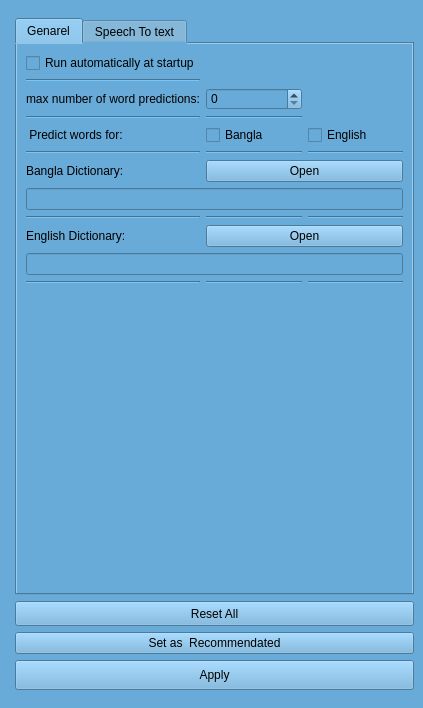
First picture: the form in Uis/Options.ui, repository nabil-bot/kontho-2023, before the edit.
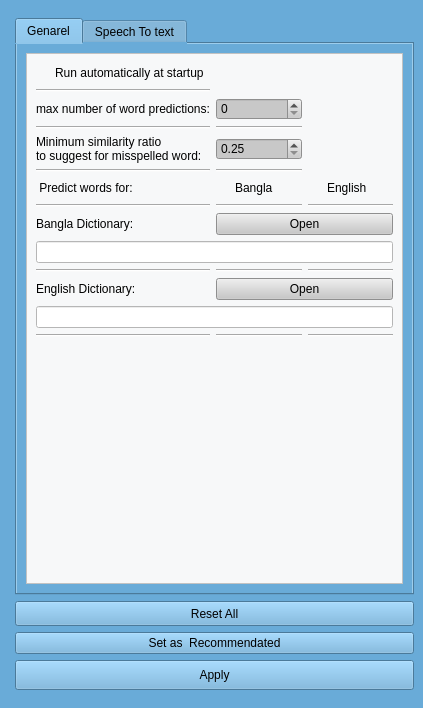
Second picture: the form after the edit. Icons and pictures are not drawn.

```diff
--- a/Uis/Options.ui
+++ b/Uis/Options.ui
@@ -103,31 +103,64 @@
         <string>Genarel</string>
        </attribute>
        <layout class="QGridLayout" name="gridLayout_4">
-        <item row="4" column="1">
-         <widget class="QCheckBox" name="checkBox">
-          <property name="text">
-           <string>Bangla</string>
+        <item row="0" column="0" colspan="3">
+         <widget class="QFrame" name="frame">
+          <property name="styleSheet">
+           <string notr="true">QFrame{	
+background-color: rgba(250, 250, 250, 250);
+}
+QLineEdit{
+background-color: rgb(255, 255, 255);
+}
+QCheckBox{
+background:transparent;
+}
+QLabel{
+font: 10pt &quot;MS Shell Dlg 2&quot;;
+	font: 10pt &quot;Century Gothic&quot;;
+background: transparent;
+}
+QGroupBox{
+background-color: rgba(250, 250, 250, 250);
+border-radius: 5px;
+}
+QSpinBox{
+background-color: rgb(200, 200, 200);
+	font: 12pt &quot;MS Shell Dlg 2&quot;;
+}
+
+QDoubleSpinBox{
+background-color: rgb(200, 200, 200);
+	font: 12pt &quot;MS Shell Dlg 2&quot;;
+}
+QComboBox{
+background-color: rgb(200, 200, 200);
+	font: 75 12pt &quot;MS Shell Dlg 2&quot;;
+}
+Line{
+color: rgb(175, 175, 175);
+}
+QPushButton{
+background-color: rgb(200, 200, 200);
+	font: 75 10pt &quot;MS Shell Dlg 2&quot;;
+}
+QPushButton:hover{
+background-color: rgb(225, 225, 225);
+
+}
+</string>
           </property>
-         </widget>
-        </item>
-        <item row="4" column="0">
-         <widget class="QLabel" name="label_13">
-          <property name="text">
-           <string> Predict words for:</string>
+          <property name="frameShape">
+           <enum>QFrame::StyledPanel</enum>
           </property>
-         </widget>
-        </item>
-        <item row="0" column="0" colspan="2">
-         <widget class="QCheckBox" name="RunAtAtartUpCheckBox">
-          <property name="text">
-           <string>Run automatically at startup</string>
+          <property name="frameShadow">
+           <enum>QFrame::Raised</enum>
           </property>
-         </widget>
-        </item>
-        <item row="4" column="2">
-         <widget class="QCheckBox" name="checkBox_2">
-          <property name="text">
-           <string>English</string>
+          <layout class="QGridLayout" name="gridLayout_5">
+           <item row="1" column="0">
+            <widget class="Line" name="line_5">
+             <property name="orientation">
+              <enum>Qt::Horizontal</enum>
           </property>
          </widget>
         </item>
@@ -138,6 +171,13 @@
           </property>
          </widget>
         </item>
+           <item row="5" column="0">
+            <widget class="Line" name="line_7">
+             <property name="orientation">
+              <enum>Qt::Horizontal</enum>
+             </property>
+            </widget>
+           </item>
         <item row="2" column="1">
          <widget class="QSpinBox" name="spinBox">
           <property name="maximum">
@@ -145,47 +185,35 @@
           </property>
          </widget>
         </item>
-        <item row="12" column="1">
-         <spacer name="verticalSpacer">
+           <item row="5" column="1">
+            <widget class="Line" name="line_14">
           <property name="orientation">
-           <enum>Qt::Vertical</enum>
-          </property>
-          <property name="sizeHint" stdset="0">
-           <size>
-            <width>20</width>
-            <height>40</height>
-           </size>
-          </property>
-         </spacer>
-        </item>
-        <item row="9" column="0">
-         <widget class="QLabel" name="label_15">
-          <property name="text">
-           <string>English Dictionary:</string>
+              <enum>Qt::Horizontal</enum>
           </property>
          </widget>
         </item>
-        <item row="9" column="1" colspan="2">
-         <widget class="QPushButton" name="pushButton_2">
+           <item row="0" column="0" colspan="2">
+            <widget class="QCheckBox" name="RunAtAtartUpCheckBox">
           <property name="text">
-           <string>Open</string>
+              <string>Run automatically at startup</string>
           </property>
          </widget>
         </item>
         <item row="6" column="0">
-         <widget class="QLabel" name="label_14">
-          <property name="maximumSize">
-           <size>
-            <width>100</width>
-            <height>16777215</height>
-           </size>
-          </property>
+            <widget class="QLabel" name="label_13">
           <property name="text">
-           <string>Bangla Dictionary:</string>
+              <string> Predict words for:</string>
           </property>
          </widget>
         </item>
-        <item row="7" column="0" colspan="3">
+           <item row="7" column="2">
+            <widget class="Line" name="line_16">
+             <property name="orientation">
+              <enum>Qt::Horizontal</enum>
+             </property>
+            </widget>
+           </item>
+           <item row="9" column="0" colspan="3">
          <widget class="QLineEdit" name="lineEdit">
           <property name="minimumSize">
            <size>
@@ -195,98 +223,162 @@
           </property>
          </widget>
         </item>
-        <item row="6" column="1" colspan="2">
+           <item row="6" column="2">
+            <widget class="QCheckBox" name="checkBox_2">
+             <property name="text">
+              <string>English</string>
+             </property>
+            </widget>
+           </item>
+           <item row="10" column="0">
+            <widget class="Line" name="line_12">
+             <property name="orientation">
+              <enum>Qt::Horizontal</enum>
+             </property>
+            </widget>
+           </item>
+           <item row="8" column="0">
+            <widget class="QLabel" name="label_14">
+             <property name="maximumSize">
+              <size>
+               <width>16777215</width>
+               <height>16777215</height>
+              </size>
+             </property>
+             <property name="text">
+              <string>Bangla Dictionary:</string>
+             </property>
+            </widget>
+           </item>
+           <item row="8" column="1" colspan="2">
          <widget class="QPushButton" name="pushButton">
           <property name="text">
            <string>Open</string>
           </property>
          </widget>
         </item>
-        <item row="5" column="0">
+           <item row="6" column="1">
+            <widget class="QCheckBox" name="checkBox">
+             <property name="text">
+              <string>Bangla</string>
+             </property>
+            </widget>
+           </item>
+           <item row="7" column="0">
          <widget class="Line" name="line_8">
           <property name="orientation">
            <enum>Qt::Horizontal</enum>
           </property>
          </widget>
         </item>
-        <item row="10" column="0" colspan="3">
-         <widget class="QLineEdit" name="lineEdit_2"/>
-        </item>
-        <item row="1" column="0">
-         <widget class="Line" name="line_5">
-          <property name="orientation">
-           <enum>Qt::Horizontal</enum>
-          </property>
-         </widget>
-        </item>
-        <item row="3" column="0">
-         <widget class="Line" name="line_7">
-          <property name="orientation">
-           <enum>Qt::Horizontal</enum>
-          </property>
-         </widget>
-        </item>
-        <item row="8" column="0">
-         <widget class="Line" name="line_12">
-          <property name="orientation">
-           <enum>Qt::Horizontal</enum>
-          </property>
-         </widget>
-        </item>
-        <item row="11" column="0">
-         <widget class="Line" name="line_13">
-          <property name="orientation">
-           <enum>Qt::Horizontal</enum>
-          </property>
-         </widget>
-        </item>
-        <item row="3" column="1">
-         <widget class="Line" name="line_14">
-          <property name="orientation">
-           <enum>Qt::Horizontal</enum>
-          </property>
-         </widget>
-        </item>
-        <item row="5" column="1">
+           <item row="7" column="1">
          <widget class="Line" name="line_15">
           <property name="orientation">
            <enum>Qt::Horizontal</enum>
           </property>
          </widget>
         </item>
-        <item row="5" column="2">
-         <widget class="Line" name="line_16">
-          <property name="orientation">
-           <enum>Qt::Horizontal</enum>
+           <item row="11" column="0">
+            <widget class="QLabel" name="label_15">
+             <property name="text">
+              <string>English Dictionary:</string>
           </property>
          </widget>
         </item>
-        <item row="8" column="1">
-         <widget class="Line" name="line_17">
-          <property name="orientation">
-           <enum>Qt::Horizontal</enum>
+           <item row="11" column="1" colspan="2">
+            <widget class="QPushButton" name="pushButton_2">
+             <property name="text">
+              <string>Open</string>
           </property>
          </widget>
         </item>
-        <item row="8" column="2">
+           <item row="10" column="2">
          <widget class="Line" name="line_18">
           <property name="orientation">
            <enum>Qt::Horizontal</enum>
           </property>
          </widget>
         </item>
-        <item row="11" column="1">
-         <widget class="Line" name="line_19">
+           <item row="10" column="1">
+            <widget class="Line" name="line_17">
           <property name="orientation">
            <enum>Qt::Horizontal</enum>
           </property>
          </widget>
         </item>
-        <item row="11" column="2">
+           <item row="12" column="0" colspan="3">
+            <widget class="QLineEdit" name="lineEdit_2"/>
+           </item>
+           <item row="14" column="0">
+            <spacer name="verticalSpacer">
+             <property name="orientation">
+              <enum>Qt::Vertical</enum>
+             </property>
+             <property name="sizeHint" stdset="0">
+              <size>
+               <width>20</width>
+               <height>40</height>
+              </size>
+             </property>
+            </spacer>
+           </item>
+           <item row="13" column="2">
          <widget class="Line" name="line_20">
           <property name="orientation">
            <enum>Qt::Horizontal</enum>
           </property>
+            </widget>
+           </item>
+           <item row="13" column="0">
+            <widget class="Line" name="line_13">
+             <property name="orientation">
+              <enum>Qt::Horizontal</enum>
+             </property>
+            </widget>
+           </item>
+           <item row="13" column="1">
+            <widget class="Line" name="line_19">
+             <property name="orientation">
+              <enum>Qt::Horizontal</enum>
+             </property>
+            </widget>
+           </item>
+           <item row="4" column="0">
+            <widget class="QLabel" name="label_16">
+             <property name="text">
+              <string>Minimum similarity ratio
+to suggest for misspelled word:</string>
+             </property>
+            </widget>
+           </item>
+           <item row="3" column="0">
+            <widget class="Line" name="line_21">
+             <property name="orientation">
+              <enum>Qt::Horizontal</enum>
+             </property>
+            </widget>
+           </item>
+           <item row="3" column="1">
+            <widget class="Line" name="line_22">
+             <property name="orientation">
+              <enum>Qt::Horizontal</enum>
+             </property>
+            </widget>
+           </item>
+           <item row="4" column="1">
+            <widget class="QDoubleSpinBox" name="doubleSpinBox">
+             <property name="minimum">
+              <double>0.250000000000000</double>
+             </property>
+             <property name="maximum">
+              <double>0.900000000000000</double>
+             </property>
+             <property name="singleStep">
+              <double>0.050000000000000</double>
+             </property>
+            </widget>
+           </item>
+          </layout>
          </widget>
         </item>
        </layout>
```
Lines whose indentation alone changed are shown as unchanged.
